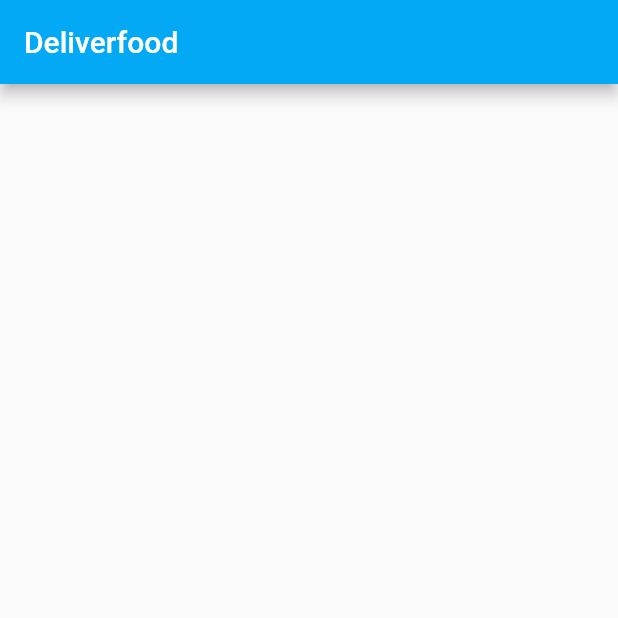
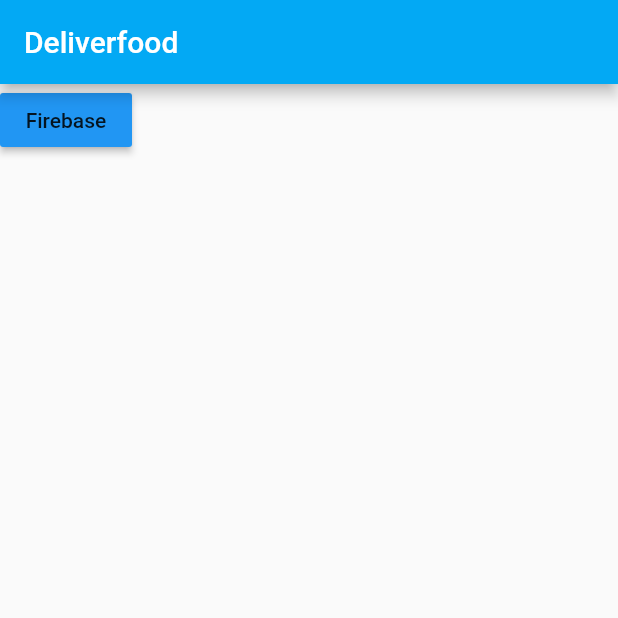
Before and after one commit to lucastsc/deliverfood, a Flutter app: the screen it shows after launch, on a phone screen of 412 x 824 dp, the top half of it. Run offline on Flutter 3.47's test engine with Material 2 defaults, Android fonts, the phone set to English and light mode, and no system bars; our stand-ins replace cloud_firestore; accounts and stored records are empty.

Commit message:
bugs corrected, app compiling and firebase working

```diff
--- a/deliverfood/lib/HomePage.dart
+++ b/deliverfood/lib/HomePage.dart
@@ -1,5 +1,5 @@
 import 'package:flutter/material.dart';
-import '';
+import 'package:cloud_firestore/cloud_firestore.dart';
 
 class HomePage extends StatefulWidget {
   @override
@@ -7,6 +7,9 @@ class HomePage extends StatefulWidget {
 }
 
 class _HomePageState extends State<HomePage> {
+
+
+
   @override
   Widget build(BuildContext context) {
     return Scaffold(
@@ -14,6 +17,19 @@ class _HomePageState extends State<HomePage> {
         title: Text("Deliverfood"),
         backgroundColor: Colors.lightBlue,
       ),
+      body: Container(
+        child: Column(
+          children: <Widget>[
+            RaisedButton(
+              color: Colors.blue,
+              child: Text("Firebase"),
+              onPressed: (){
+                Firestore.instance.collection("teste2").document("teste2").setData({"teste1":"teste2"});
+              },
+            )
+          ],
+        ),
+      ),
     );
   }
 }
--- a/deliverfood/lib/main.dart
+++ b/deliverfood/lib/main.dart
@@ -1,7 +1,9 @@
 import 'package:flutter/material.dart';
 import 'package:deliverfood/HomePage.dart';
+import 'package:cloud_firestore/cloud_firestore.dart';
 
 void main(){
+
   runApp(MaterialApp(
     home: HomePage(),
     debugShowCheckedModeBanner: false,
```
Also changed, not shown: deliverfood/pubspec.yaml (+7 -7 lines), 2 other files.
